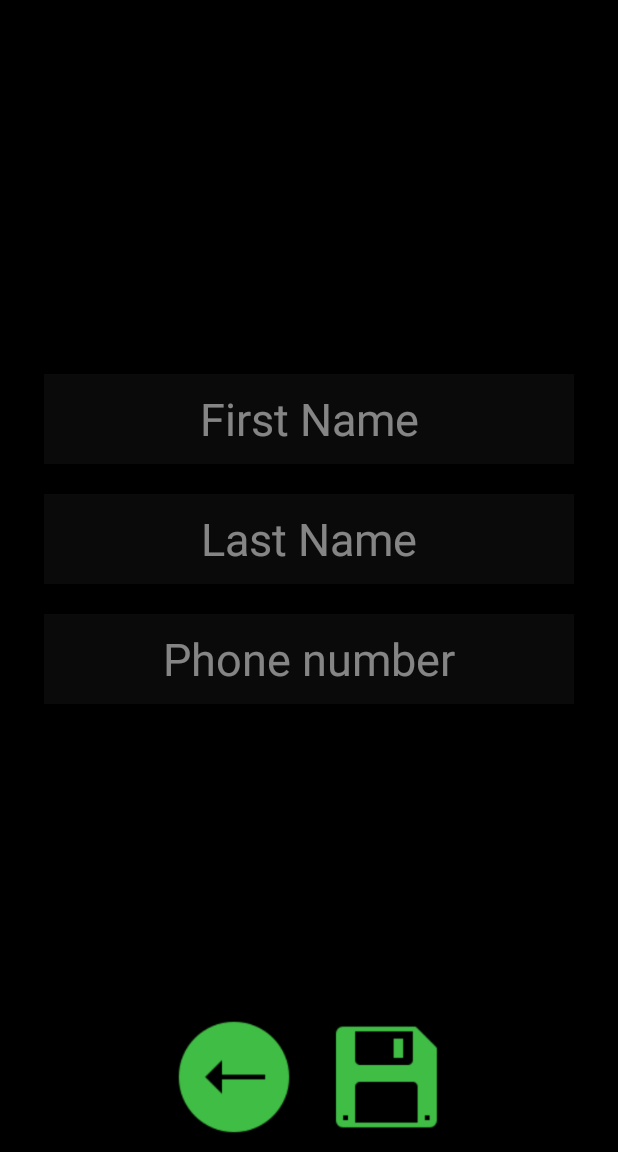
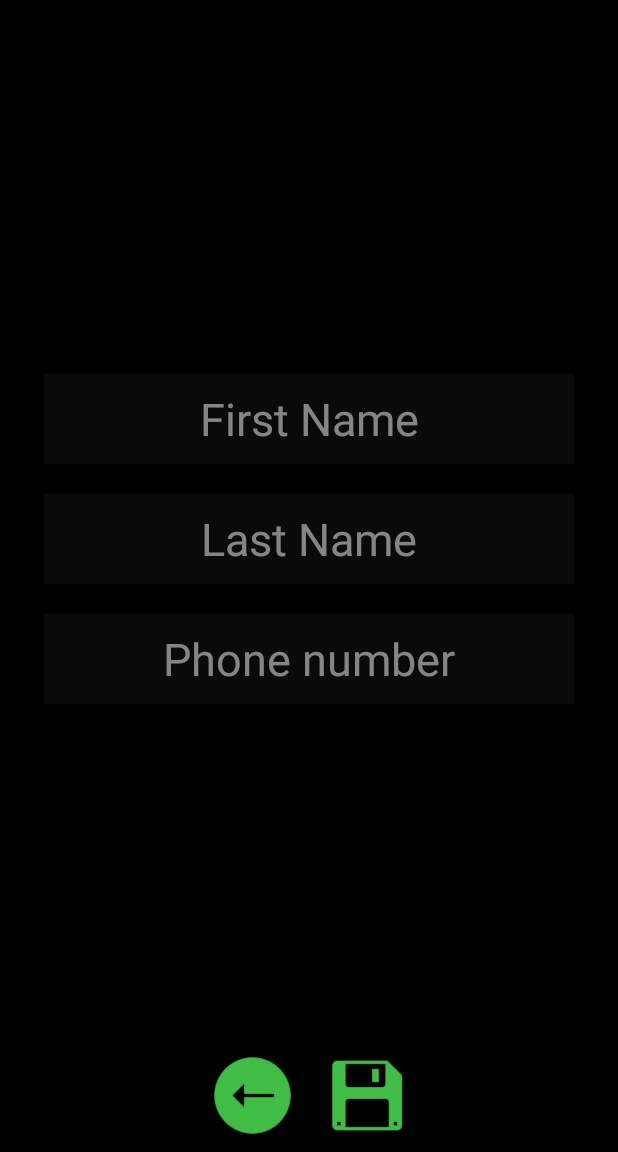
Before and after one commit to AmarOmerovic/ContactsWithSQLiteOnly, an Android app: the NewUpdate screen opened directly, with no data from a screen before it, on a phone screen of 412 x 824 dp, the part 84-1236 px from its top. Run offline under Robolectric (Android 15) with nearby library versions, the phone set to English and light mode, and no system bars; our stand-ins replace data binding.

Commit message:
Initial commit

```diff
--- a/app/src/main/java/com/amaromerovic/contactsWithSQLite/NewUpdate.java
+++ b/app/src/main/java/com/amaromerovic/contactsWithSQLite/NewUpdate.java
@@ -1,7 +1,9 @@
 package com.amaromerovic.contactsWithSQLite;
 
 import android.content.Intent;
+import android.net.Uri;
 import android.os.Bundle;
+import android.provider.SyncStateContract;
 import android.view.View;
 import android.widget.Button;
 import android.widget.EditText;
@@ -14,6 +16,7 @@ public class NewUpdate extends AppCompatActivity {
     private Button cancelButton;
     private Button saveButton;
     private Button deleteButton;
+    private Button callButton;
     private EditText firstNameView;
     private EditText lastNameView;
     private EditText phoneNumberView;
@@ -27,6 +30,7 @@ public class NewUpdate extends AppCompatActivity {
         cancelButton = findViewById(R.id.cancelButton);
         saveButton = findViewById(R.id.savebutton);
         deleteButton = findViewById(R.id.deleteButton);
+        callButton = findViewById(R.id.callButton);
         firstNameView = findViewById(R.id.firstNameView);
         lastNameView = findViewById(R.id.lastNameView);
         phoneNumberView = findViewById(R.id.phoneNumberView);
@@ -38,6 +42,7 @@ public class NewUpdate extends AppCompatActivity {
             phoneNumberView.setHint(bundle.getString(Util.PHONE_NUMBER_KEY));
         } else {
             deleteButton.setVisibility(View.GONE);
+            callButton.setVisibility(View.GONE);
         }
 
 
@@ -49,6 +54,12 @@ public class NewUpdate extends AppCompatActivity {
         });
 
 
+        callButton.setOnClickListener(view -> {
+            assert bundle != null;
+            Intent intent = new Intent(Intent.ACTION_DIAL, Uri.parse("tel:" + bundle.getString(Util.PHONE_NUMBER_KEY).trim()));
+            startActivity(intent);
+        });
+
         saveButton.setOnClickListener(view -> {
             if (bundle != null){
                 Intent intent = getIntent();
@@ -57,6 +68,20 @@ public class NewUpdate extends AppCompatActivity {
                 String firstName = firstNameView.getText().toString().trim();
                 String lastName = lastNameView.getText().toString().trim();
                 String phoneNumber = phoneNumberView.getText().toString().trim();
+
+                if (firstName.isEmpty()){
+                    firstName = firstNameView.getHint().toString();
+                }
+
+                if (lastName.isEmpty()){
+                    lastName = lastNameView.getHint().toString();
+                }
+
+                if (phoneNumber.isEmpty()){
+                    phoneNumber = phoneNumberView.getHint().toString();
+                }
+
+
 
                 intent.putExtra(Util.ID_KEY, id);
                 intent.putExtra(Util.FIRST_NAME_KEY, firstName);
@@ -84,6 +109,7 @@ public class NewUpdate extends AppCompatActivity {
 
         deleteButton.setOnClickListener(view -> {
             Intent intent = getIntent();
+            assert bundle != null;
             String id = bundle.getString(Util.ID_KEY);
             intent.putExtra(Util.ID_KEY, id);
             setResult(RESULT_FIRST_USER, intent);
--- a/app/src/main/res/layout/activity_main.xml
+++ b/app/src/main/res/layout/activity_main.xml
@@ -24,8 +24,8 @@
         <Button
             android:id="@+id/addNewContactButton"
             style="@style/button"
-            android:layout_width="80dp"
-            android:layout_height="80dp"
+            android:layout_width="60dp"
+            android:layout_height="60dp"
             android:background="@drawable/icons8_add_100"
             app:iconTint="#FFFFFF"
             app:layout_constraintBottom_toBottomOf="@+id/listView"
--- a/app/src/main/res/layout/activity_new_update.xml
+++ b/app/src/main/res/layout/activity_new_update.xml
@@ -12,12 +12,10 @@
 
         <Button
             android:id="@+id/cancelButton"
-            android:layout_width="80dp"
-            android:layout_height="80dp"
+            android:layout_width="55dp"
+            android:layout_height="55dp"
             android:layout_margin="10dp"
-            android:layout_marginStart="24dp"
-            android:layout_marginEnd="32dp"
-            android:layout_marginBottom="8dp"
+            android:layout_marginBottom="16dp"
             android:background="@drawable/icons8_go_back_100"
             android:contentDescription="@string/app_name"
             android:textColor="#000000"
@@ -31,12 +29,27 @@
 
         <Button
             android:id="@+id/deleteButton"
-            android:layout_width="80dp"
-            android:layout_height="80dp"
+            android:layout_width="55dp"
+            android:layout_height="55dp"
             android:layout_margin="10dp"
-            android:layout_marginStart="16dp"
-            android:layout_marginBottom="8dp"
+            android:layout_marginBottom="16dp"
             android:background="@drawable/icons8_remove_100"
+            android:contentDescription="@string/deleteButton"
+            android:textColor="#000000"
+            android:textSize="18sp"
+            android:textStyle="bold"
+            app:layout_constraintBottom_toBottomOf="parent"
+            app:layout_constraintEnd_toStartOf="@+id/callButton"
+            app:layout_constraintHorizontal_bias="0.5"
+            app:layout_constraintStart_toEndOf="@+id/cancelButton" />
+
+        <Button
+            android:id="@+id/callButton"
+            android:layout_width="55dp"
+            android:layout_height="55dp"
+            android:layout_margin="10dp"
+            android:layout_marginBottom="16dp"
+            android:background="@drawable/icons8_call_100"
             android:contentDescription="@string/deleteButton"
             android:textColor="#000000"
             android:textSize="18sp"
@@ -44,16 +57,14 @@
             app:layout_constraintBottom_toBottomOf="parent"
             app:layout_constraintEnd_toStartOf="@+id/savebutton"
             app:layout_constraintHorizontal_bias="0.5"
-            app:layout_constraintStart_toEndOf="@+id/cancelButton" />
+            app:layout_constraintStart_toEndOf="@+id/deleteButton" />
 
         <Button
             android:id="@+id/savebutton"
-            android:layout_width="80dp"
-            android:layout_height="80dp"
+            android:layout_width="55dp"
+            android:layout_height="55dp"
             android:layout_margin="10dp"
-            android:layout_marginStart="16dp"
-            android:layout_marginEnd="24dp"
-            android:layout_marginBottom="8dp"
+            android:layout_marginBottom="16dp"
             android:background="@drawable/icons8_save_100"
             android:contentDescription="@string/save"
             android:textColor="#000000"
@@ -62,7 +73,7 @@
             app:layout_constraintBottom_toBottomOf="parent"
             app:layout_constraintEnd_toEndOf="parent"
             app:layout_constraintHorizontal_bias="0.5"
-            app:layout_constraintStart_toEndOf="@+id/deleteButton" />
+            app:layout_constraintStart_toEndOf="@+id/callButton" />
 
         <EditText
             android:id="@+id/firstNameView"
```
Also changed, not shown: app/src/main/res/drawable/icons8_call_100.png (added).
